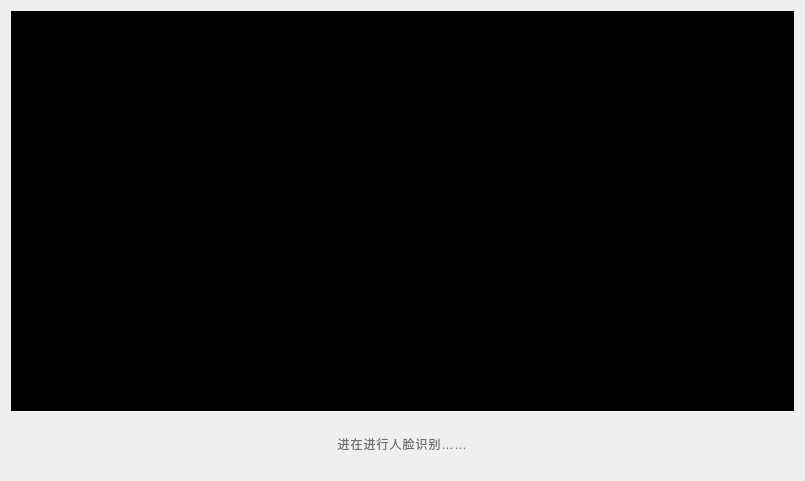
Before: the Qt Designer form SSCard_System/uc_facecapture.ui in leithergit/SSCard_System, drawn with Qt 5.
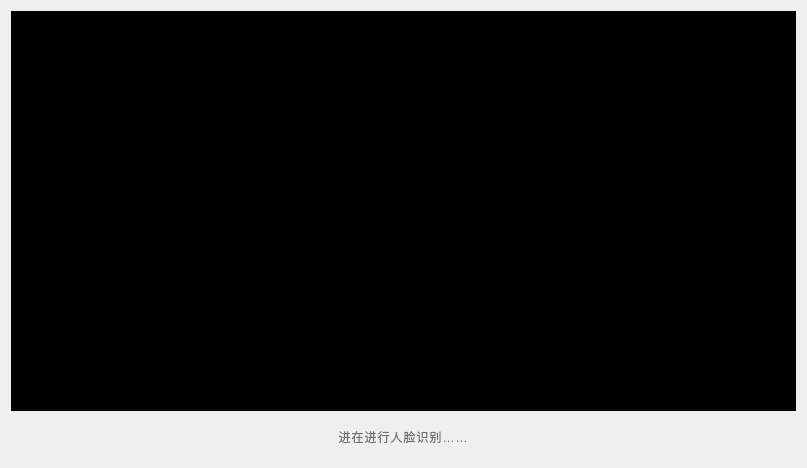
After: the same form once the commit is applied.

The edit to the form file:
```diff
--- a/SSCard_System/uc_facecapture.ui
+++ b/SSCard_System/uc_facecapture.ui
@@ -6,10 +6,22 @@
    <rect>
     <x>0</x>
     <y>0</y>
-    <width>805</width>
-    <height>481</height>
+    <width>807</width>
+    <height>468</height>
    </rect>
   </property>
+  <property name="minimumSize">
+   <size>
+    <width>807</width>
+    <height>452</height>
+   </size>
+  </property>
+  <property name="maximumSize">
+   <size>
+    <width>9999</width>
+    <height>9999</height>
+   </size>
+  </property>
   <property name="windowTitle">
    <string>Form</string>
   </property>
```
